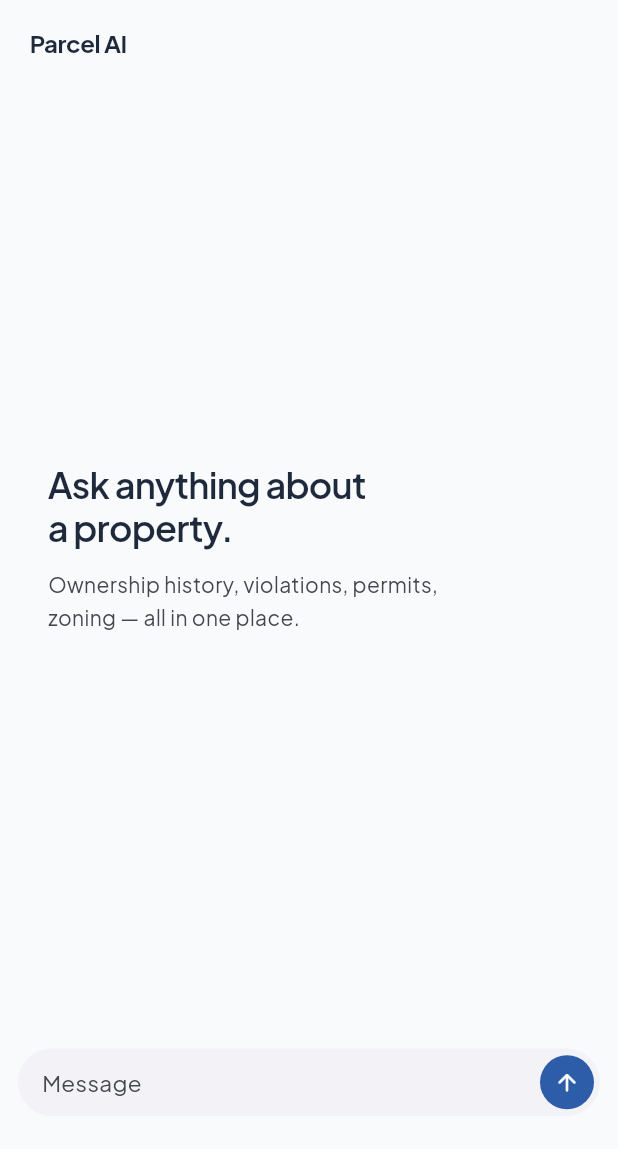
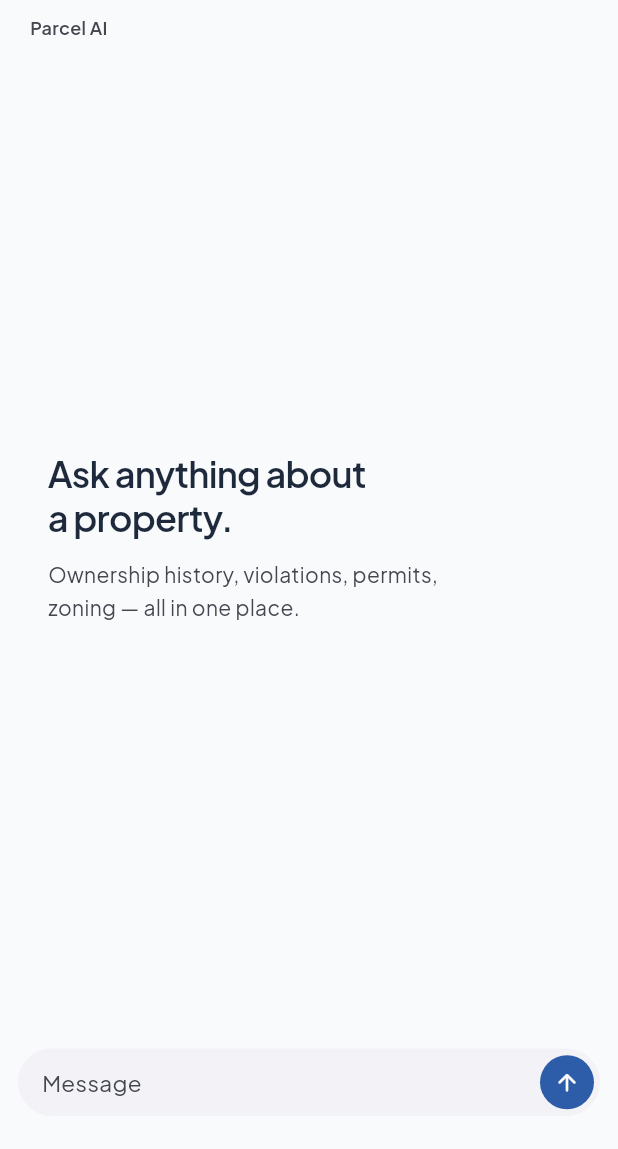
Before and after one commit to samyakubov/parcel, a Flutter app: the ChatbotScreen screen opened directly, on a phone screen of 412 x 824 dp. Shown: the top 1149 px of the screen. Run offline on Flutter 3.47's test engine with Material 3 defaults, Android fonts, the phone set to English and light mode, and no system bars; our stand-ins replace dio, flutter_dotenv, flutter_markdown, flutter_riverpod, freezed_annotation, go_router and 2 more; missing offline and left inert: mapbox_maps_flutter.

Commit message:
chat is context aware & fix button spacing

```diff
--- a/lib/domain/repositories/ai_repository.dart
+++ b/lib/domain/repositories/ai_repository.dart
@@ -1,5 +1,5 @@
 import '../entities/ai_response.dart';
 
 abstract class AiRepository {
-  Future<AiResponse> ask(String question);
+  Future<AiResponse> ask(String question, List<Map<String, dynamic>> conversationHistory);
 }
--- a/lib/presentation/screens/chatbot_screen.dart
+++ b/lib/presentation/screens/chatbot_screen.dart
@@ -57,14 +57,31 @@ class _ChatbotScreenState extends ConsumerState<ChatbotScreen> {
           SafeArea(
             bottom: false,
             child: Padding(
-              padding: const EdgeInsets.fromLTRB(20, 16, 20, 0),
-              child: Text(
-                'Parcel AI',
-                style: Theme.of(context).textTheme.titleMedium?.copyWith(
-                      fontWeight: FontWeight.w700,
-                      letterSpacing: -0.3,
-                      color: colorScheme.onSurface,
+              padding: const EdgeInsets.fromLTRB(20, 10, 8, 0),
+              child: Row(
+                children: [
+                  Text(
+                    'Parcel AI',
+                    style: Theme.of(context).textTheme.bodySmall?.copyWith(
+                          fontWeight: FontWeight.w600,
+                          letterSpacing: 0.2,
+                          color: colorScheme.onSurfaceVariant,
+                        ),
+                  ),
+                  const Spacer(),
+                  if (chatState.messages.isNotEmpty)
+                    IconButton(
+                      onPressed: () => ref
+                          .read(chatbotViewModelProvider.notifier)
+                          .clearConversation(),
+                      icon: const Icon(Icons.edit_outlined),
+                      iconSize: 18,
+                      color: colorScheme.onSurfaceVariant,
+                      tooltip: 'New chat',
+                      padding: const EdgeInsets.all(8),
+                      constraints: const BoxConstraints(),
                     ),
+                ],
               ),
             ),
           ),
--- a/lib/presentation/screens/map_screen.dart
+++ b/lib/presentation/screens/map_screen.dart
@@ -133,7 +133,7 @@ class _MapScreenState extends ConsumerState<MapScreen> {
             curve: Curves.easeInOut,
             bottom: (searchState.value != null || searchState.isLoading)
                 ? (screenHeight * 0.5) + 16
-                : 24 + MediaQuery.of(context).padding.bottom,
+                : MediaQuery.of(context).padding.bottom + 68 + 12,
             right: 16,
             child: const MapLayerToggle(),
           ),
```
Also changed, not shown: lib/data/datasources/ai_api.dart (+8 -2 lines), lib/data/repositories/ai_repository_impl.dart (+7 -2 lines), lib/domain/entities/ai_response.dart (+6 -1 lines), lib/presentation/viewmodels/chatbot_viewmodel.dart (+20 -3 lines).
